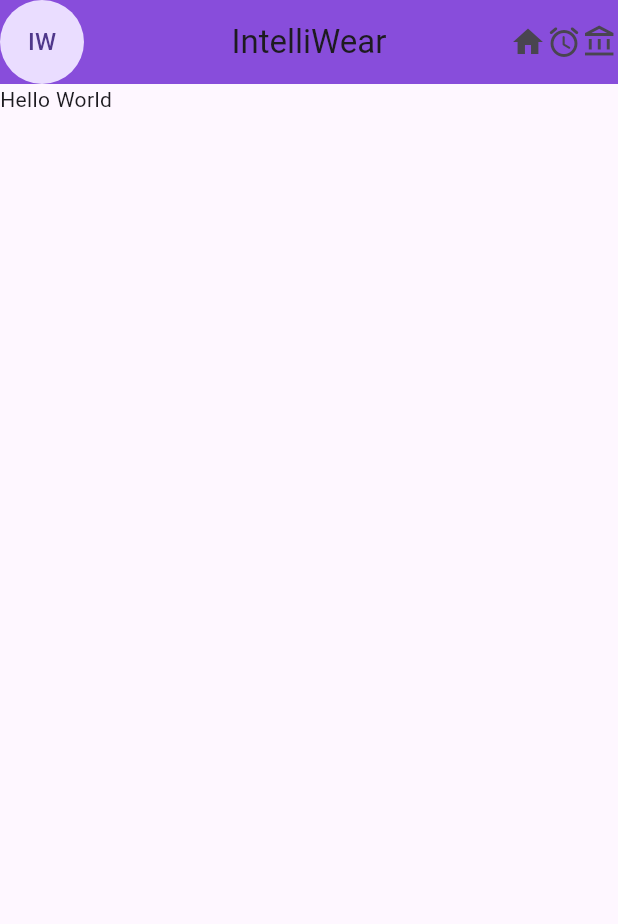
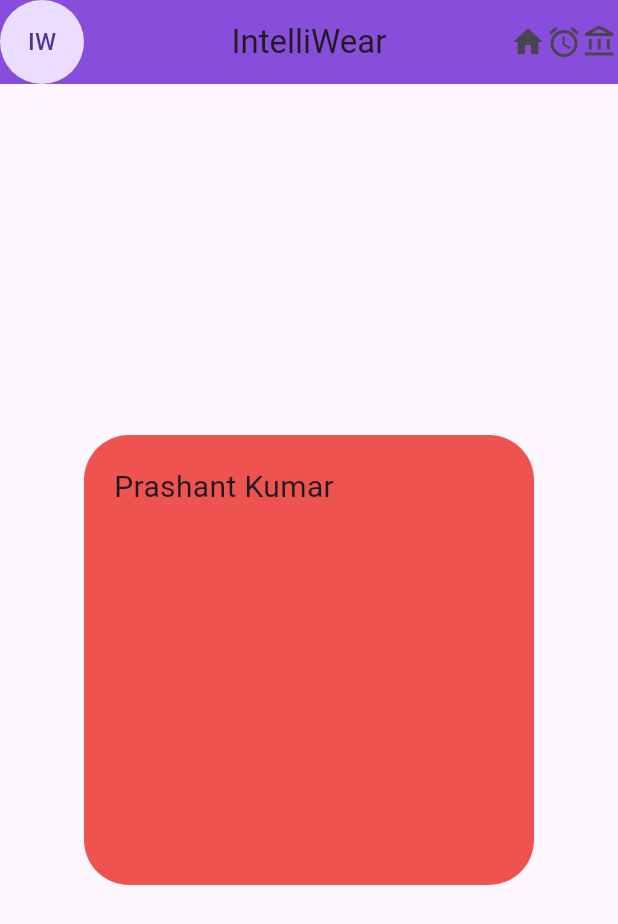
Before and after one commit to PRASHANTKUMAR-7/flutter, a Flutter app: the screen it shows after launch, on a phone screen of 412 x 824 dp. Shown: the top 924 px of the screen. Run offline on Flutter 3.47's test engine with Material 3 defaults, Android fonts, the phone set to English and light mode, and no system bars.

Commit message:
understanding container and its property

```diff
--- a/flutter_app_1/lib/main.dart
+++ b/flutter_app_1/lib/main.dart
@@ -24,7 +24,19 @@
           ],
           leading: CircleAvatar(child: Text("IW"),),
         ),
-        body: Text("Hello World"),
+        body: Center(
+          child: Container(
+            margin: EdgeInsets.all(20),
+            padding: EdgeInsets.all(20),
+            width: 300,
+            height: 300,
+            decoration: BoxDecoration(
+              color: Colors.red[400],
+              borderRadius: BorderRadius.circular(30),
+            ),
+            child: Text("Prashant Kumar", style: TextStyle(fontSize: 20),)
+          ),
+        )
       )
     );
   }
```
